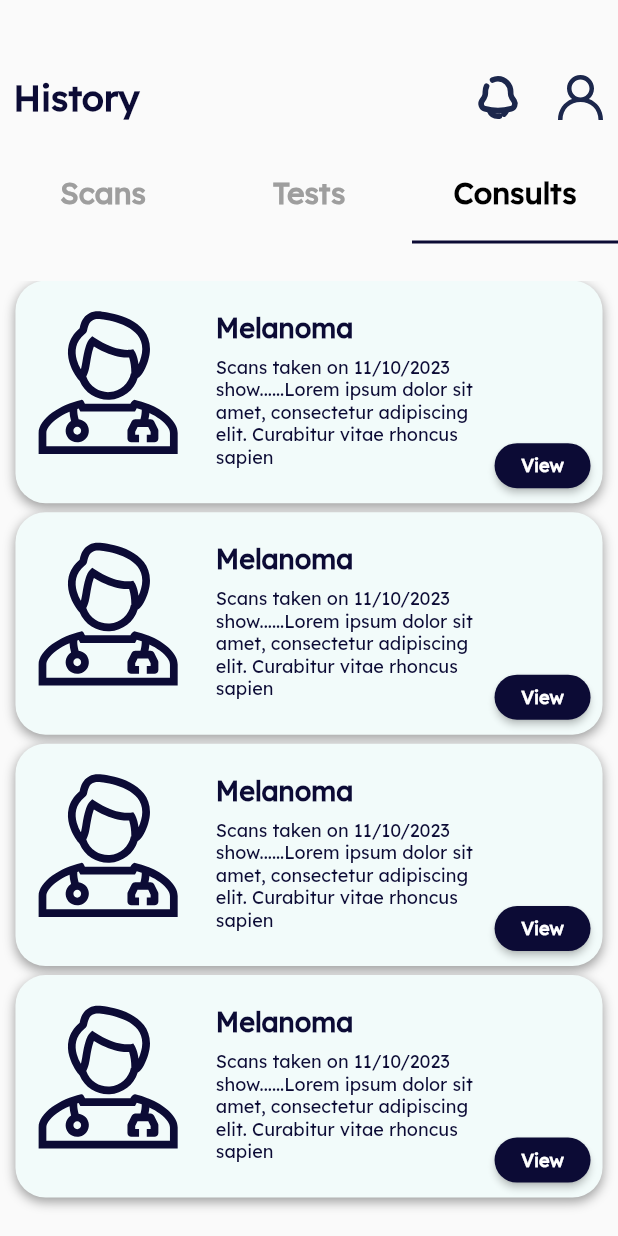
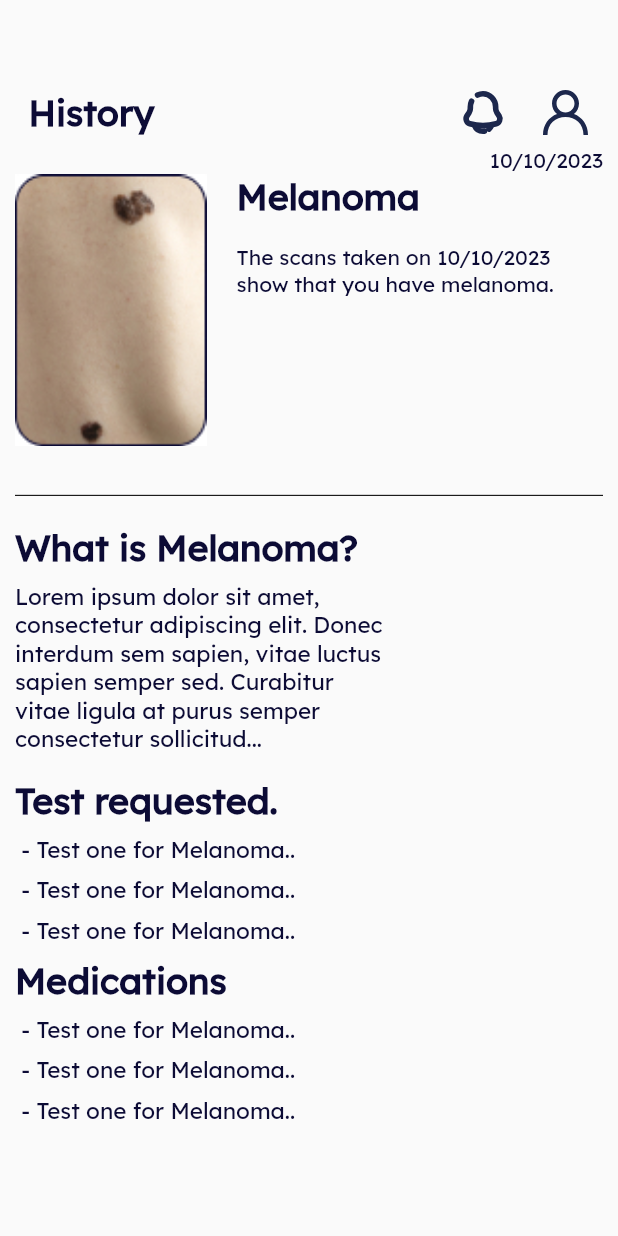
Before and after one commit to maryamyasserr/DermaByte, a Flutter app: the HistoryView screen opened by its route, tab 3 chosen, after a tap on "View", on a phone screen of 412 x 824 dp. Run offline on Flutter 3.47's test engine with Material 2 defaults, Android fonts, the light colour scheme and no system bars; our stand-ins replace flutter_svg, go_router, google_fonts.

Commit message:
finish consults screen

```diff
--- a/lib/Core/utils/routes.dart
+++ b/lib/Core/utils/routes.dart
@@ -3,6 +3,7 @@
 import 'package:dermabyte/Features/Appoinments/View/upcoming_view.dart';
 import 'package:dermabyte/Features/Authentication/View/sign_in.dart';
 import 'package:dermabyte/Features/Authentication/View/sign_up.dart';
+import 'package:dermabyte/Features/Profile/View/consults_view.dart';
 import 'package:dermabyte/Features/Profile/View/disease_view.dart';
 import 'package:dermabyte/Features/Profile/View/history.dart';
 import 'package:dermabyte/Features/Profile/View/profile_view.dart';
@@ -21,6 +22,7 @@
   static String kSignUp = '/SignUp';
   static String kHistory = '/history';
   static String kDisease = '/disease';
+  static String kConsults = '/consults';
 
   static final router = GoRouter(routes: [
     GoRoute(path: '/', builder: (context, state) => const ProfileView()),
@@ -34,6 +36,7 @@
     GoRoute(path: kSignUp , builder: (context, state) => const SignUp()),
     GoRoute(path: kHistory , builder: (context, state) => const HistoryView()),
     GoRoute(path: kDisease , builder: (context, state) => const DiseaseView()),
+    GoRoute(path: kConsults , builder: (context, state) => const ConsultsView()),
 
   ]);
 }
--- /dev/null
+++ b/lib/Features/Profile/View/Widgets/consults_body.dart
@@ -0,0 +1,25 @@
+import 'package:dermabyte/Core/Widgets/custom_appBar.dart';
+import 'package:dermabyte/Features/Profile/View/Widgets/consults_body_section.dart';
+import 'package:dermabyte/Features/Profile/View/Widgets/consults_header_section.dart';
+import 'package:flutter/material.dart';
+
+class ConsultsBody extends StatelessWidget {
+  const ConsultsBody({super.key});
+
+  @override
+  Widget build(BuildContext context) {
+    return Padding(
+      padding: const EdgeInsets.all(10),
+      child: Column(
+        children: [
+          const CustomAppBar(title: "History"),
+          SizedBox(height: MediaQuery.of(context).size.height*0.01,),
+          const ConsutlsHeaderSection(),
+          SizedBox(height: MediaQuery.of(context).size.height*0.014,),
+          const ConsultsBodySection()
+
+        ],
+      ),
+    );
+  }
+}
--- /dev/null
+++ b/lib/Features/Profile/View/Widgets/consults_body_section.dart
@@ -0,0 +1,72 @@
+import 'package:dermabyte/Core/utils/font_styels.dart';
+import 'package:flutter/material.dart';
+
+class ConsultsBodySection extends StatelessWidget {
+  const ConsultsBodySection({super.key});
+
+  @override
+  Widget build(BuildContext context) {
+      return  Align(
+            alignment: Alignment.centerLeft,
+            child: Column(
+              crossAxisAlignment: CrossAxisAlignment.start,
+              children: [
+                Text("What is Melanoma?",style: Styels.textStyle24_600,),
+                SizedBox(height: MediaQuery.of(context).size.height*0.01),
+                SizedBox(
+                  width: MediaQuery.of(context).size.width*0.6,
+                  child: Text("Lorem ipsum dolor sit amet, consectetur adipiscing elit. Donec interdum sem sapien, vitae luctus sapien semper sed. Curabitur vitae ligula at purus semper consectetur sollicitud...",
+                  style: Styels.textStyle15_300,
+                  ),
+                ),
+                SizedBox(height: MediaQuery.of(context).size.height*0.02,),
+                Text("Test requested.",style: Styels.textStyle24_600,),
+                SizedBox(height: MediaQuery.of(context).size.height*0.01),
+                SizedBox(
+                  width: MediaQuery.of(context).size.width*0.6,
+                  child: Text(" - Test one for Melanoma..",
+                  style: Styels.textStyle15_300,
+                  ),
+                ),
+                SizedBox(height: MediaQuery.of(context).size.height*0.01,),
+                SizedBox(
+                  width: MediaQuery.of(context).size.width*0.6,
+                  child: Text(" - Test one for Melanoma..",
+                  style: Styels.textStyle15_300,
+                  ),
+                ),
+                SizedBox(height: MediaQuery.of(context).size.height*0.01,),
+                SizedBox(
+                  width: MediaQuery.of(context).size.width*0.6,
+                  child: Text(" - Test one for Melanoma..",
+                  style: Styels.textStyle15_300,
+                  ),
+                ),
+                SizedBox(height: MediaQuery.of(context).size.height*0.01),
+                 Text("Medications",style: Styels.textStyle24_600,),
+                SizedBox(height: MediaQuery.of(context).size.height*0.01),
+                SizedBox(
+                  width: MediaQuery.of(context).size.width*0.6,
+                  child: Text(" - Test one for Melanoma..",
+                  style: Styels.textStyle15_300,
+                  ),
+                ),
+                SizedBox(height: MediaQuery.of(context).size.height*0.01,),
+                SizedBox(
+                  width: MediaQuery.of(context).size.width*0.6,
+                  child: Text(" - Test one for Melanoma..",
+                  style: Styels.textStyle15_300,
+                  ),
+                ),
+                SizedBox(height: MediaQuery.of(context).size.height*0.01,),
+                SizedBox(
+                  width: MediaQuery.of(context).size.width*0.6,
+                  child: Text(" - Test one for Melanoma..",
+                  style: Styels.textStyle15_300,
+                  ),
+                ),
+              ],
+            ),
+          );
+  }
+}
--- /dev/null
+++ b/lib/Features/Profile/View/Widgets/consults_header_section.dart
@@ -0,0 +1,50 @@
+import 'package:dermabyte/Core/utils/assets.dart';
+import 'package:dermabyte/Core/utils/font_styels.dart';
+import 'package:flutter/material.dart';
+
+class ConsutlsHeaderSection extends StatelessWidget {
+  const ConsutlsHeaderSection({super.key});
+
+  @override
+  Widget build(BuildContext context) {
+    return Column(
+      children: [
+        Align(
+          alignment: Alignment.centerRight,
+          child: Text("10/10/2023",style: Styels.textStyle14_300,)),
+        Row(
+          crossAxisAlignment: CrossAxisAlignment.start,
+          children: [
+            SizedBox(
+              height: MediaQuery.of(context).size.height*0.22,
+              width: MediaQuery.of(context).size.width*0.31,
+              child: AspectRatio(
+                aspectRatio: 0.7,
+                child: Image.asset(
+                  Assets.kDiseasePhoto,
+                  fit: BoxFit.fill,
+                  height: 200,),
+              ),
+            ),
+            const SizedBox(width: 20),
+            Expanded(
+              child: Column(
+                crossAxisAlignment: CrossAxisAlignment.start,
+                children: [
+                  Text("Melanoma",style: Styels.textStyle24_600,),
+                  SizedBox(height: MediaQuery.of(context).size.height*0.02,),
+                  Text("The scans taken on 10/10/2023 show that you have melanoma.",style: Styels.textStyle14_300,),
+                ],
+              ),
+            ),
+          ],
+        ),
+        SizedBox(height: MediaQuery.of(context).size.height*0.03,),
+         const Divider(
+              thickness: 0.7,
+              color: Colors.black,
+            ),
+      ],
+    );
+  }
+}
--- a/lib/Features/Profile/View/Widgets/tab_bar.dart
+++ b/lib/Features/Profile/View/Widgets/tab_bar.dart
@@ -104,7 +104,9 @@
                               cardSubTitle:
                                   "Scans taken on 11/10/2023 show......Lorem ipsum dolor sit amet, consectetur adipiscing elit. Curabitur vitae rhoncus sapien",
                               textButton: "View",
-                              onPressed: () {},
+                              onPressed: () {
+                                GoRouter.of(context).push(AppRoutes.kConsults);
+                              },
                             ),
                           )
                         ],
--- a/lib/Features/Profile/View/consults_view.dart
+++ b/lib/Features/Profile/View/consults_view.dart
@@ -0,0 +1,15 @@
+import 'package:dermabyte/Features/Profile/View/Widgets/consults_body.dart';
+import 'package:flutter/material.dart';
+
+class ConsultsView extends StatelessWidget {
+  const ConsultsView({super.key});
+
+  @override
+  Widget build(BuildContext context) {
+    return const SafeArea(
+      child: Scaffold(
+        body: ConsultsBody(),
+      ),
+    );
+  }
+}
```
